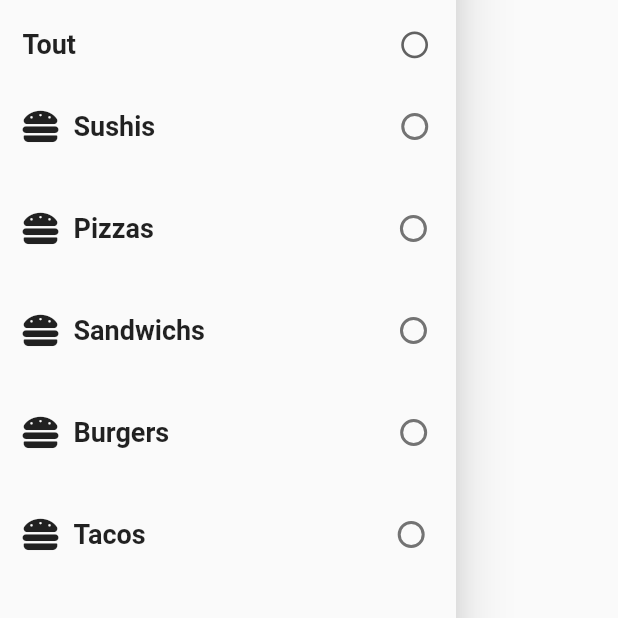
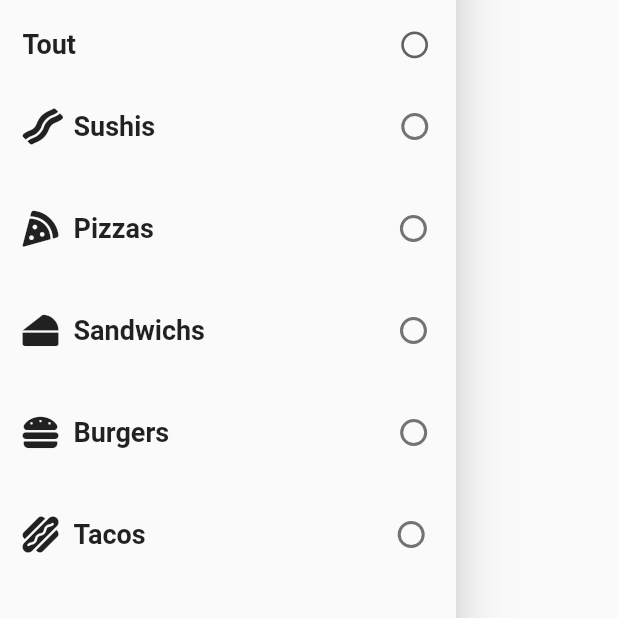
Before and after one commit to Taber1/KoolAppUI, a Flutter app: the FilterDrawer widget shown alone on an empty page, opened directly, on a phone screen of 412 x 824 dp. Shown: the part 601-1219 px from the top of the screen. Run offline on Flutter 3.47's test engine with Material 2 defaults, Android fonts, the light colour scheme and no system bars; our stand-ins replace carousel_slider, flutter_neumorphic, flutter_swiper, font_awesome_flutter; network calls fail.

Commit message:
Drawer | Done

```diff
--- a/lib/HomeScreen.dart
+++ b/lib/HomeScreen.dart
@@ -506,7 +506,7 @@ class _FilterDrawerState extends State<FilterDrawer> {
               ),
               Row(
                 children: [
-                  Icon(FontAwesomeIcons.hamburger),
+                  Icon(FontAwesomeIcons.bacon),
                   SizedBox(
                     width: 10,
                   ),
@@ -532,7 +532,7 @@ class _FilterDrawerState extends State<FilterDrawer> {
               ),
               Row(
                 children: [
-                  Icon(FontAwesomeIcons.hamburger),
+                  Icon(FontAwesomeIcons.pizzaSlice),
                   SizedBox(
                     width: 10,
                   ),
@@ -558,7 +558,7 @@ class _FilterDrawerState extends State<FilterDrawer> {
               ),
               Row(
                 children: [
-                  Icon(FontAwesomeIcons.hamburger),
+                  Icon(FontAwesomeIcons.cheese),
                   SizedBox(
                     width: 10,
                   ),
@@ -610,7 +610,7 @@ class _FilterDrawerState extends State<FilterDrawer> {
               ),
               Row(
                 children: [
-                  Icon(FontAwesomeIcons.hamburger),
+                  Icon(FontAwesomeIcons.hotdog),
                   SizedBox(
                     width: 10,
                   ),
@@ -636,7 +636,7 @@ class _FilterDrawerState extends State<FilterDrawer> {
               ),
               Row(
                 children: [
-                  Icon(FontAwesomeIcons.hamburger),
+                  Icon(Icons.fastfood),
                   SizedBox(
                     width: 10,
                   ),
```
